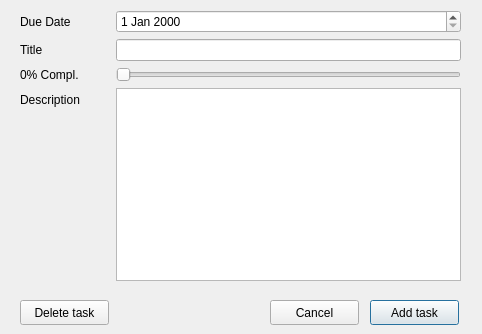
The window that QT-ToDoList-App/taskmanager.ui (kevix01/QT-ToDoList) describes before a commit, drawn with Qt 5.
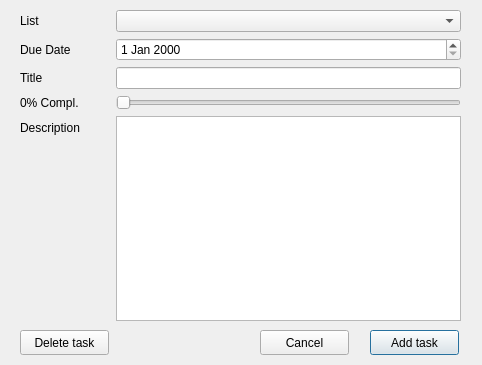
The same window after the commit.

Commit message: + added and implemented new dialog class listadder to manage lists adding + added and implemented new dialog class listdeleter to manage lists removing + made changes in changeDB method and createdbfile class in order to support lists + fully implemented classes Task and TaskList, used to load and edit lists and/or related tasks + applied changes in taskmanager class to support tasks' list modification (implemented tasks moving from one to another list via taskmanager class) + created abstract class Observer to permit an Observer pattern implementation trough mainwindow and TaskList classes

```diff
--- a/QT-ToDoList-App/taskmanager.ui
+++ b/QT-ToDoList-App/taskmanager.ui
@@ -7,9 +7,21 @@
     <x>0</x>
     <y>0</y>
     <width>482</width>
-    <height>334</height>
+    <height>365</height>
    </rect>
   </property>
+  <property name="minimumSize">
+   <size>
+    <width>482</width>
+    <height>365</height>
+   </size>
+  </property>
+  <property name="maximumSize">
+   <size>
+    <width>482</width>
+    <height>365</height>
+   </size>
+  </property>
   <property name="windowTitle">
    <string>Dialog</string>
   </property>
@@ -19,48 +31,48 @@
      <x>20</x>
      <y>10</y>
      <width>441</width>
-     <height>271</height>
+     <height>311</height>
     </rect>
    </property>
    <layout class="QFormLayout" name="formLayout">
-    <item row="0" column="0">
+    <item row="1" column="0">
      <widget class="QLabel" name="label">
       <property name="text">
        <string>Due Date</string>
       </property>
      </widget>
     </item>
-    <item row="0" column="1">
+    <item row="1" column="1">
      <widget class="QDateEdit" name="datepicker"/>
     </item>
-    <item row="1" column="0">
+    <item row="2" column="0">
      <widget class="QLabel" name="label_2">
       <property name="text">
        <string>Title</string>
       </property>
      </widget>
     </item>
-    <item row="1" column="1">
-     <widget class="QLineEdit" name="title_et"/>
-    </item>
     <item row="2" column="1">
+     <widget class="QLineEdit" name="title_et"/>
+    </item>
+    <item row="3" column="1">
      <widget class="QSlider" name="slider">
       <property name="orientation">
        <enum>Qt::Horizontal</enum>
       </property>
      </widget>
     </item>
-    <item row="3" column="0">
+    <item row="4" column="0">
      <widget class="QLabel" name="label_4">
       <property name="text">
        <string>Description</string>
       </property>
      </widget>
     </item>
-    <item row="3" column="1">
+    <item row="4" column="1">
      <widget class="QPlainTextEdit" name="description_ed"/>
     </item>
-    <item row="2" column="0">
+    <item row="3" column="0">
      <widget class="QLabel" name="percent_lbl">
       <property name="minimumSize">
        <size>
@@ -73,13 +85,27 @@
       </property>
      </widget>
     </item>
+    <item row="0" column="0">
+     <widget class="QLabel" name="label_3">
+      <property name="text">
+       <string>List</string>
+      </property>
+     </widget>
+    </item>
+    <item row="0" column="1">
+     <widget class="QComboBox" name="comboBox">
+      <property name="maxVisibleItems">
+       <number>5</number>
+      </property>
+     </widget>
+    </item>
    </layout>
   </widget>
   <widget class="QPushButton" name="savebtn">
    <property name="geometry">
     <rect>
      <x>370</x>
-     <y>300</y>
+     <y>330</y>
      <width>89</width>
      <height>25</height>
     </rect>
@@ -91,8 +117,8 @@
   <widget class="QPushButton" name="cancelbtn">
    <property name="geometry">
     <rect>
-     <x>270</x>
-     <y>300</y>
+     <x>260</x>
+     <y>330</y>
      <width>89</width>
      <height>25</height>
     </rect>
@@ -105,7 +131,7 @@
    <property name="geometry">
     <rect>
      <x>20</x>
-     <y>300</y>
+     <y>330</y>
      <width>89</width>
      <height>25</height>
     </rect>
```
The commit also changes 18 other files.
